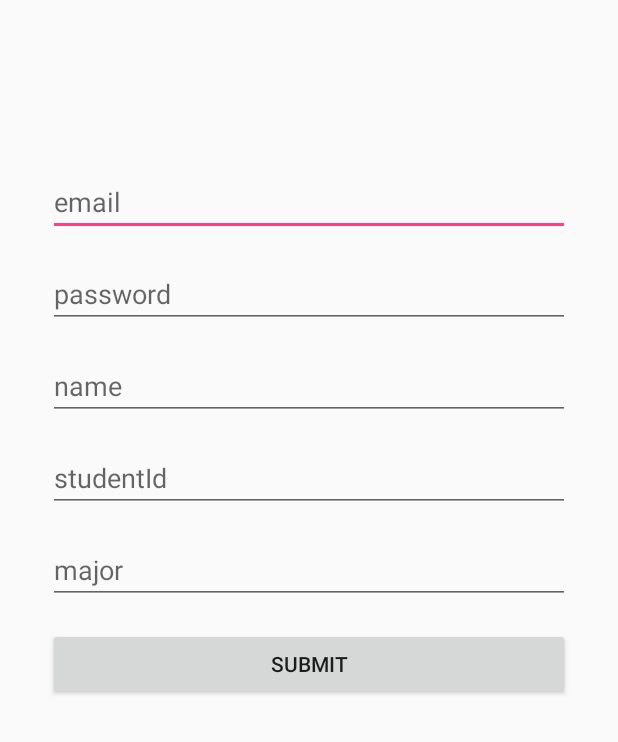
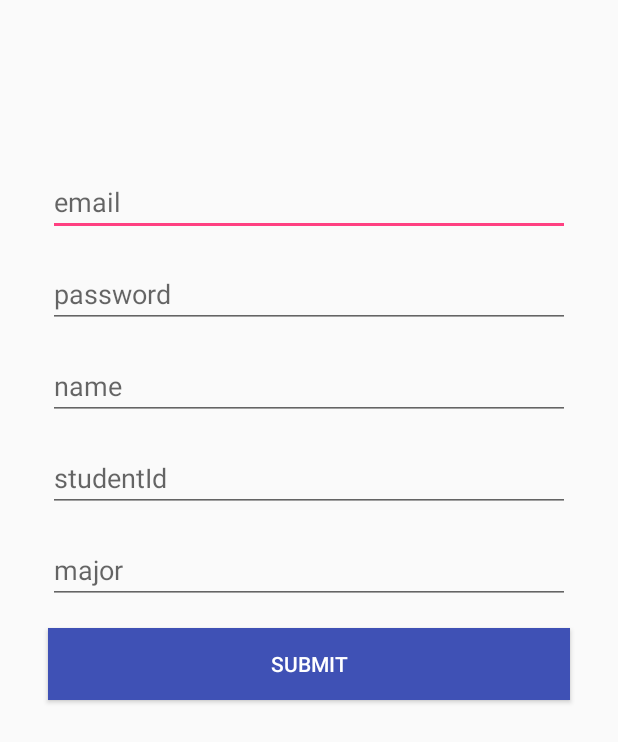
Before and after one commit to GaeTaeng/GCSSNS, an Android app: the screen it shows after launch (SignupActivity), after a tap on "아직 회원이 아니신가요?", on a phone screen of 412 x 824 dp. Shown: the top 742 px of the screen. Run offline under Robolectric (Android 15) with nearby library versions, the phone set to English and light mode, and no system bars; our stand-ins replace Firebase (no records; nobody signed in at launch, a user with empty details on screens opened directly).

Commit message:
버튼 색깔 적용 주석 추가

```diff
--- a/app/src/main/java/com/project/gcssns/gcssns/LoginActivity.kt
+++ b/app/src/main/java/com/project/gcssns/gcssns/LoginActivity.kt
@@ -5,17 +5,23 @@ import android.support.v7.app.AppCompatActivity
 import android.os.Bundle
 import android.widget.Toast
 import com.google.firebase.auth.FirebaseAuth
+import com.google.firebase.auth.FirebaseUser
 import kotlinx.android.synthetic.main.activity_login.*
 
 class LoginActivity : AppCompatActivity() {
 
     var auth : FirebaseAuth? = null
+    var user : FirebaseUser? = null
 
     override fun onCreate(savedInstanceState: Bundle?) {
         super.onCreate(savedInstanceState)
         setContentView(R.layout.activity_login)
 
+        // FirebaseAuthentication에서 정보를 받아옴
         auth = FirebaseAuth.getInstance()
+
+        user = auth!!.currentUser //현재 로그인 된 유저 정보
+        moveMainActivity() //유저 정보가 있으면 mainAcitivty 이동 시도
 
         button_login_email.setOnClickListener {
             emailLogin()
@@ -25,7 +31,7 @@ class LoginActivity : AppCompatActivity() {
         }
     }
 
-    private fun moveSignupActivity(){
+    private fun moveSignupActivity(){ //회원 가입 페이지로 이동
         startActivity(Intent(this, SignupActivity::class.java))
     }
 
@@ -34,18 +40,21 @@ class LoginActivity : AppCompatActivity() {
             Toast.makeText(this, "아이디와 비밀번호를 입력하세요.", Toast.LENGTH_LONG).show()
             return
         }
+        //이메일 로그인 하는 함수  signInWithEmailAndPassword(email, password)
         auth!!.signInWithEmailAndPassword(editText_login_email.text.toString(), editText_login_password.text.toString()).addOnCompleteListener {task ->
-            if(task.isSuccessful){
+            if(task.isSuccessful){  //성공시 메인 액티비티 이동
                 Toast.makeText(this, "로그인에 성공했습니다.", Toast.LENGTH_LONG).show()
                 moveMainActivity()
-            } else{
+            } else{ //실패시 오류 출력
                 Toast.makeText(this, task.exception.toString(), Toast.LENGTH_LONG).show()
             }
         }
     }
 
     private fun moveMainActivity(){
-        startActivity(Intent(this, MainActivity::class.java))
+        if(user != null){ //유저 정보가 있으면 메인 액티비티로 이동
+            startActivity(Intent(this, MainActivity::class.java))
+        }
     }
 
 }
--- a/app/src/main/java/com/project/gcssns/gcssns/SignupActivity.kt
+++ b/app/src/main/java/com/project/gcssns/gcssns/SignupActivity.kt
@@ -16,8 +16,8 @@ class SignupActivity : AppCompatActivity() {
         super.onCreate(savedInstanceState)
         setContentView(R.layout.activity_signup)
 
-        auth = FirebaseAuth.getInstance()
-        firebaseFirestore = FirebaseFirestore.getInstance()
+        auth = FirebaseAuth.getInstance() // firebase로부터 authentication 정보를 받아옴
+        firebaseFirestore = FirebaseFirestore.getInstance() // firebase로부터 database 정보를 받아옴
 
         button_signup_submit.setOnClickListener {
             signup()
@@ -25,11 +25,13 @@ class SignupActivity : AppCompatActivity() {
     }
 
     fun signup(){
+        //모든 정보가 입력 되었나 확인
         if(editText_signup_email.text.toString().isEmpty() || editText_signup_password.text.toString().isEmpty() || editText_signup_name.text.toString().isEmpty()
         || editText_signup_major.text.toString().isEmpty() || editText_signup_studentId.toString().isEmpty()){
             Toast.makeText(this, "모든 정보를 입력해 주세요.", Toast.LENGTH_LONG).show()
             return
         }
+        // 이메일 로그인 유저 만드는 함수 createUserWithEmailAndPassword(email, password)
         auth!!.createUserWithEmailAndPassword(editText_signup_email.text.toString(), editText_signup_password.text.toString()).addOnCompleteListener {task ->
             if(task.isSuccessful){
                 Toast.makeText(this,"회원가입에 성공했습니다.", Toast.LENGTH_LONG).show()
--- a/app/src/main/res/layout/activity_login.xml
+++ b/app/src/main/res/layout/activity_login.xml
@@ -35,6 +35,7 @@
         app:layout_constraintStart_toStartOf="parent" />
 
     <Button
+        android:textColor="@android:color/white"
         android:id="@+id/button_login_email"
         android:layout_width="match_parent"
         android:layout_height="wrap_content"
@@ -42,6 +43,7 @@
         android:layout_marginEnd="32dp"
         android:layout_marginStart="32dp"
         android:text="이메일 로그인"
+        android:background="@color/colorPrimary"
         app:layout_constraintBottom_toBottomOf="parent"
         app:layout_constraintEnd_toEndOf="parent"
         app:layout_constraintHorizontal_bias="0.0"
--- a/app/src/main/res/layout/activity_signup.xml
+++ b/app/src/main/res/layout/activity_signup.xml
@@ -88,6 +88,8 @@
         android:layout_marginStart="32dp"
         android:layout_marginTop="16dp"
         android:text="submit"
+        android:textColor="@android:color/white"
+        android:background="@color/colorPrimary"
         app:layout_constraintEnd_toEndOf="parent"
         app:layout_constraintHorizontal_bias="0.0"
         app:layout_constraintStart_toStartOf="parent"
--- a/app/src/main/res/values/colors.xml
+++ b/app/src/main/res/values/colors.xml
@@ -3,4 +3,6 @@
     <color name="colorPrimary">#3F51B5</color>
     <color name="colorPrimaryDark">#303F9F</color>
     <color name="colorAccent">#FF4081</color>
+
+    <color name="colorCustom1">#9744cc</color>
 </resources>
```
